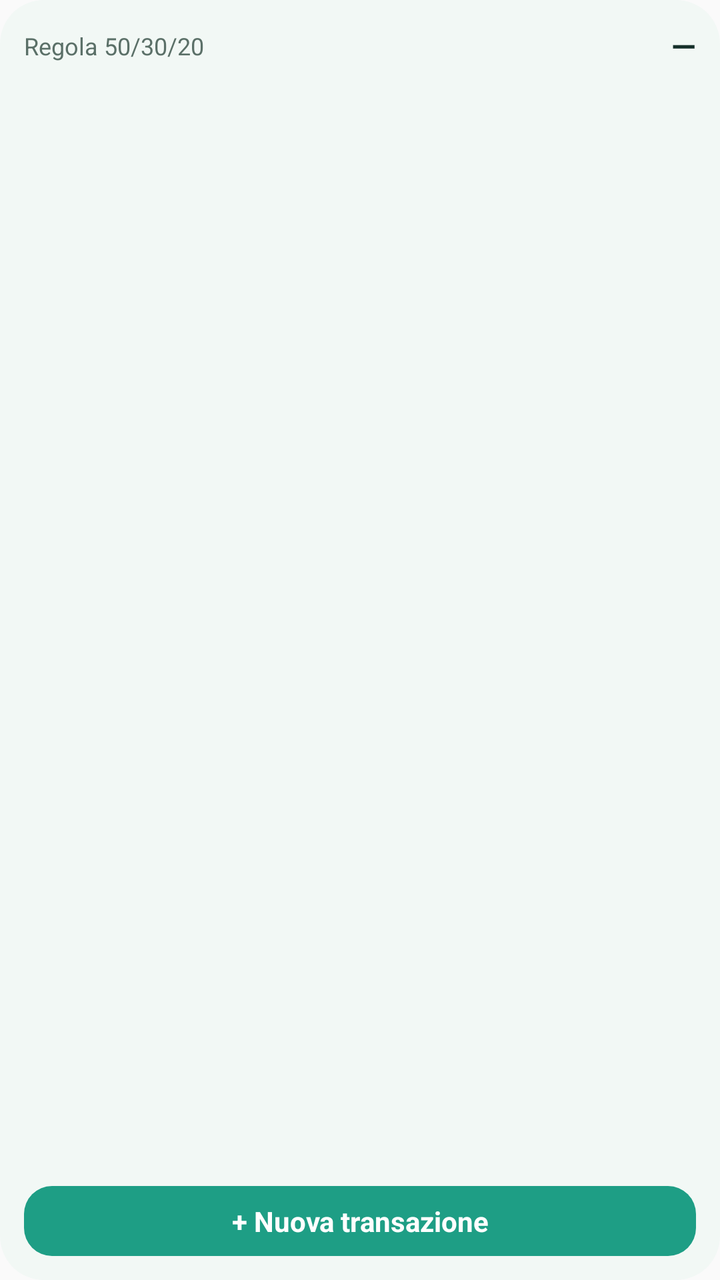
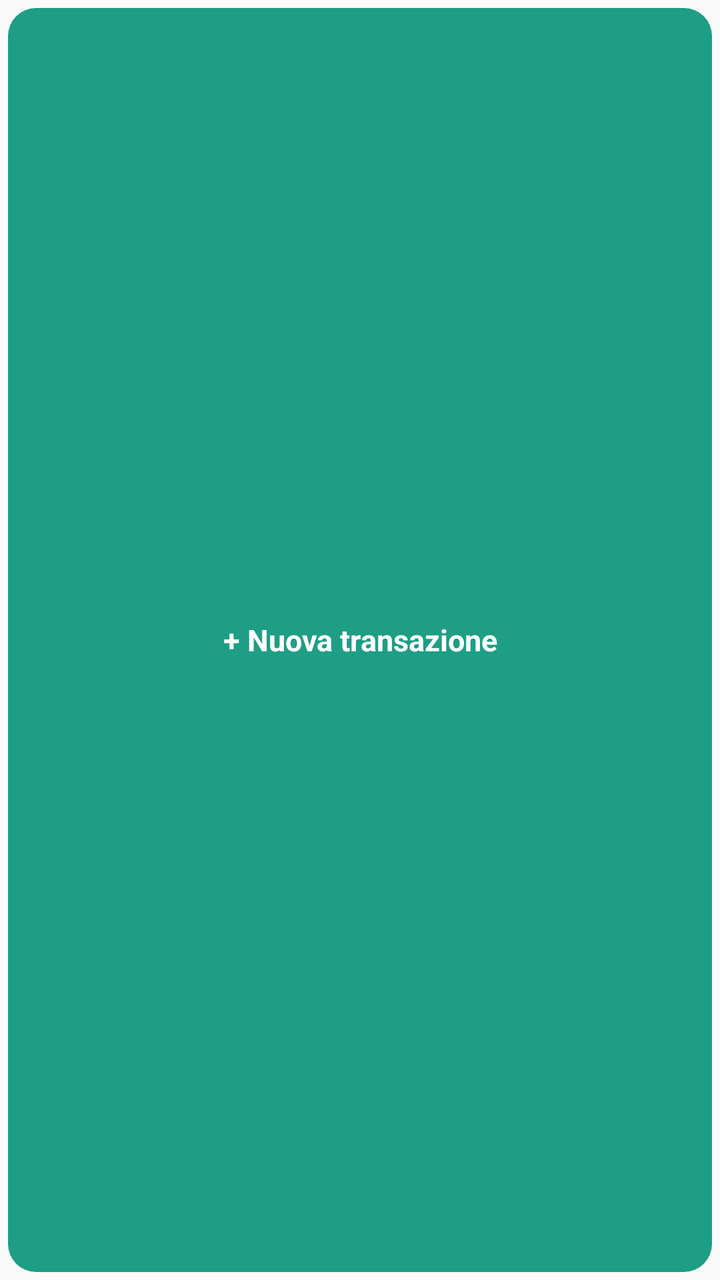

The first picture is an Android layout as it rendered before a commit; the second is the same layout after the commit. The layout source and the unified diff follow.
<!-- AndroidManifest.xml: application theme Theme.FinanzeCasa -->
<!-- res/layout/widget_wallet.xml -->
<?xml version="1.0" encoding="utf-8"?>
<LinearLayout xmlns:android="http://schemas.android.com/apk/res/android"
    android:id="@+id/widget_root"
    android:layout_width="match_parent"
    android:layout_height="match_parent"
    android:background="@drawable/widget_bg"
    android:orientation="vertical"
    android:padding="12dp">

    <LinearLayout
        android:layout_width="match_parent"
        android:layout_height="wrap_content"
        android:gravity="center_vertical"
        android:orientation="horizontal">

        <TextView
            android:id="@+id/widget_title"
            android:layout_width="0dp"
            android:layout_height="wrap_content"
            android:layout_weight="1"
            android:ellipsize="end"
            android:maxLines="1"
            android:text="Regola 50/30/20"
            android:textColor="@color/widget_text_secondary"
            android:textSize="12sp" />

        <TextView
            android:id="@+id/widget_balance"
            android:layout_width="wrap_content"
            android:layout_height="wrap_content"
            android:maxLines="1"
            android:text="—"
            android:textColor="@color/widget_text"
            android:textSize="16sp"
            android:textStyle="bold" />
    </LinearLayout>

    
    <ImageView
        android:id="@+id/widget_chart"
        android:layout_width="match_parent"
        android:layout_height="0dp"
        android:layout_weight="1"
        android:contentDescription="Grafico della regola 50/30/20"
        android:scaleType="fitCenter" />

    <TextView
        android:id="@+id/widget_add"
        android:layout_width="match_parent"
        android:layout_height="wrap_content"
        android:layout_marginTop="6dp"
        android:background="@drawable/widget_button_bg"
        android:gravity="center"
        android:paddingTop="8dp"
        android:paddingBottom="8dp"
        android:text="+ Nuova transazione"
        android:textColor="@color/widget_on_accent"
        android:textSize="14sp"
        android:textStyle="bold" />
</LinearLayout>
<!-- resources referenced by this layout -->
<resources>
  <color name="widget_on_accent">#FFFFFFFF</color>
  <color name="widget_text">#FF16302A</color>
  <color name="widget_text_secondary">#FF5B7068</color>
  <!-- drawable widget_bg (drawable) -->
  <?xml version="1.0" encoding="utf-8"?>
  <shape xmlns:android="http://schemas.android.com/apk/res/android" android:shape="rectangle">
      <solid android:color="@color/widget_bg" />
      <corners android:radius="22dp" />
  </shape>
  <!-- drawable widget_button_bg (drawable) -->
  <?xml version="1.0" encoding="utf-8"?>
  <shape xmlns:android="http://schemas.android.com/apk/res/android" android:shape="rectangle">
      <solid android:color="@color/widget_accent" />
      <corners android:radius="14dp" />
  </shape>
  <style name="Theme.FinanzeCasa" parent="android:Theme.Material.Light.NoActionBar" />
  <color name="widget_bg">#FFF2F8F5</color>
  <color name="widget_accent">#FF1E9E85</color>
</resources>

<!-- the commit's change to res/layout/widget_wallet.xml (unified diff, before → after) -->
@@ -1,60 +1,19 @@
 <?xml version="1.0" encoding="utf-8"?>
-<LinearLayout xmlns:android="http://schemas.android.com/apk/res/android"
+<FrameLayout xmlns:android="http://schemas.android.com/apk/res/android"
     android:id="@+id/widget_root"
     android:layout_width="match_parent"
     android:layout_height="match_parent"
-    android:background="@drawable/widget_bg"
-    android:orientation="vertical"
-    android:padding="12dp">
-
-    <LinearLayout
-        android:layout_width="match_parent"
-        android:layout_height="wrap_content"
-        android:gravity="center_vertical"
-        android:orientation="horizontal">
-
-        <TextView
-            android:id="@+id/widget_title"
-            android:layout_width="0dp"
-            android:layout_height="wrap_content"
-            android:layout_weight="1"
-            android:ellipsize="end"
-            android:maxLines="1"
-            android:text="Regola 50/30/20"
-            android:textColor="@color/widget_text_secondary"
-            android:textSize="12sp" />
-
-        <TextView
-            android:id="@+id/widget_balance"
-            android:layout_width="wrap_content"
-            android:layout_height="wrap_content"
-            android:maxLines="1"
-            android:text="—"
-            android:textColor="@color/widget_text"
-            android:textSize="16sp"
-            android:textStyle="bold" />
-    </LinearLayout>
+    android:padding="4dp">
 
     
-    <ImageView
-        android:id="@+id/widget_chart"
-        android:layout_width="match_parent"
-        android:layout_height="0dp"
-        android:layout_weight="1"
-        android:contentDescription="Grafico della regola 50/30/20"
-        android:scaleType="fitCenter" />
-
     <TextView
         android:id="@+id/widget_add"
         android:layout_width="match_parent"
-        android:layout_height="wrap_content"
-        android:layout_marginTop="6dp"
+        android:layout_height="match_parent"
         android:background="@drawable/widget_button_bg"
         android:gravity="center"
-        android:paddingTop="8dp"
-        android:paddingBottom="8dp"
         android:text="+ Nuova transazione"
         android:textColor="@color/widget_on_accent"
-        android:textSize="14sp"
+        android:textSize="15sp"
         android:textStyle="bold" />
-</LinearLayout>
+</FrameLayout>
<!-- resource entries referenced after the edit -->
@@ -1,14 +1,6 @@
 <!-- resources referenced by this layout -->
 <resources>
   <color name="widget_on_accent">#FFFFFFFF</color>
-  <color name="widget_text">#FF16302A</color>
-  <color name="widget_text_secondary">#FF5B7068</color>
-  <!-- drawable widget_bg (drawable) -->
-  <?xml version="1.0" encoding="utf-8"?>
-  <shape xmlns:android="http://schemas.android.com/apk/res/android" android:shape="rectangle">
-      <solid android:color="@color/widget_bg" />
-      <corners android:radius="22dp" />
-  </shape>
   <!-- drawable widget_button_bg (drawable) -->
   <?xml version="1.0" encoding="utf-8"?>
   <shape xmlns:android="http://schemas.android.com/apk/res/android" android:shape="rectangle">
@@ -16,7 +8,6 @@
       <corners android:radius="14dp" />
   </shape>
   <style name="Theme.FinanzeCasa" parent="android:Theme.Material.Light.NoActionBar" />
-  <color name="widget_bg">#FFF2F8F5</color>
   <color name="widget_accent">#FF1E9E85</color>
 </resources>
 
